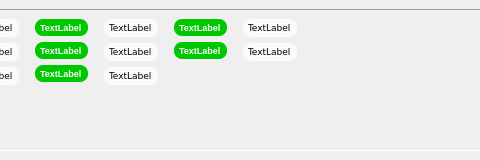
This is dockresults.ui in crocodile119/Laser-Studio as Qt 5 draws it before an edit; both pictures show x 788 to 1268 and y 0 to 160 of the 1485 by 160 pixel window. The edited form follows.
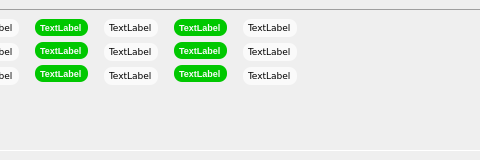
This is the edited form.

```diff
--- a/dockresults.ui
+++ b/dockresults.ui
@@ -19,7 +19,7 @@
   <property name="minimumSize">
    <size>
     <width>405</width>
-    <height>100</height>
+    <height>134</height>
    </size>
   </property>
   <property name="maximumSize">
@@ -1225,6 +1225,28 @@
             </property>
            </widget>
           </item>
+          <item>
+           <widget class="QLabel" name="tPulseNumberThLabel">
+            <property name="font">
+             <font>
+              <pointsize>7</pointsize>
+              <weight>75</weight>
+              <bold>true</bold>
+             </font>
+            </property>
+            <property name="styleSheet">
+             <string notr="true">QLabel {background-color: #00c800}
+QLabel {color: #fafafa}
+QLabel {border: 0px solid grey}
+QLabel {border-radius: 8px}
+QLabel {padding: 3px}
+QLabel {margin-right: 10px}</string>
+            </property>
+            <property name="text">
+             <string>TextLabel</string>
+            </property>
+           </widget>
+          </item>
           <item>
            <spacer name="verticalSpacer_12">
             <property name="orientation">
@@ -1294,6 +1316,27 @@
             </property>
            </widget>
           </item>
+          <item>
+           <widget class="QLabel" name="PulseNumberThLabel">
+            <property name="font">
+             <font>
+              <family>Verdana</family>
+              <pointsize>7</pointsize>
+             </font>
+            </property>
+            <property name="styleSheet">
+             <string notr="true">QLabel {background-color: #fafafa}
+QLabel {color: #000000}
+QLabel {border: 0px solid grey}
+QLabel {border-radius: 8px}
+QLabel {padding: 3px}
+QLabel {margin-right: 10px}</string>
+            </property>
+            <property name="text">
+             <string>TextLabel</string>
+            </property>
+           </widget>
+          </item>
           <item>
            <spacer name="verticalSpacer_14">
             <property name="orientation">
```
